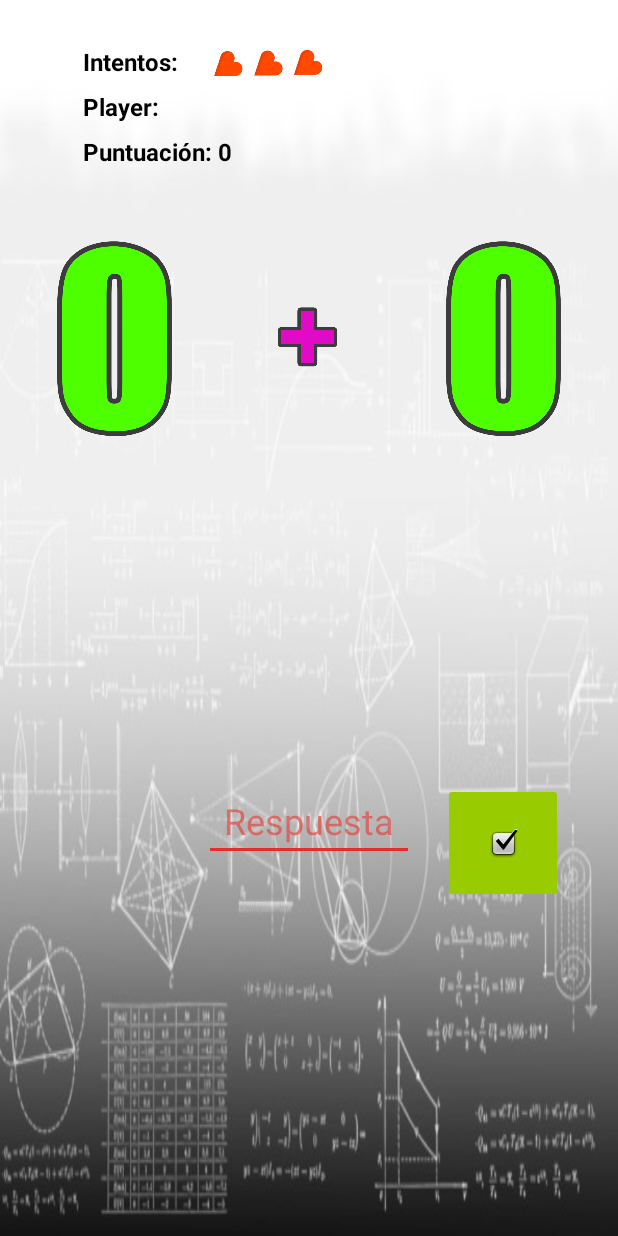
After one commit to SrPampa/JuegoSumasAndroid, an Android app: the layout activity_nivel1.xml on its own in the app's theme, with its tools: preview values and no code run, on a phone screen of 412 x 824 dp. The commit adds this screen. Run offline under Robolectric (Android 15) with nearby library versions, the phone set to English and light mode, and no system bars.

Commit message:
nivel 2 funcionando (he tenido que duplicar el lauyout para evitar erores9 voy a tener que poner uno para cada nivel

```diff
--- a/app/src/main/java/com/example/sums/MainActivity.java
+++ b/app/src/main/java/com/example/sums/MainActivity.java
@@ -98,7 +98,7 @@ public class MainActivity extends AppCompatActivity {
 
         }
     }
-    //sobrescribo el botón de ir hacia atrás para que no se pueda en los niveles
+    //sobrescribo el botón de ir hacia atrás para que no se pueda salir ni retroceder en los niveles
     @Override
     public void onBackPressed(){
 
--- a/app/src/main/java/com/example/sums/Nivel1.java
+++ b/app/src/main/java/com/example/sums/Nivel1.java
@@ -28,7 +28,7 @@ public class Nivel1 extends AppCompatActivity {
     @Override
     protected void onCreate(Bundle savedInstanceState) {
         super.onCreate(savedInstanceState);
-        setContentView(R.layout.activity_niveles);
+        setContentView(R.layout.activity_nivel1);
 
         Toast.makeText(this, "Nivel 1 - Sumas básicas", Toast.LENGTH_SHORT).show();
 
--- /dev/null
+++ b/app/src/main/res/layout/activity_nivel1.xml
@@ -0,0 +1,129 @@
+<?xml version="1.0" encoding="utf-8"?>
+<RelativeLayout xmlns:android="http://schemas.android.com/apk/res/android"
+    xmlns:app="http://schemas.android.com/apk/res-auto"
+    xmlns:tools="http://schemas.android.com/tools"
+    android:layout_width="match_parent"
+    android:layout_height="match_parent"
+    android:background="@drawable/fondoniveles"
+    android:foregroundTint="#00FFFFFF"
+    tools:context=".Nivel1">
+
+    <TextView
+        android:id="@+id/textView_intentos"
+        android:layout_width="wrap_content"
+        android:layout_height="wrap_content"
+        android:layout_alignParentStart="true"
+        android:layout_alignParentTop="true"
+        android:layout_marginStart="55dp"
+        android:layout_marginTop="30dp"
+        android:text="@string/intentos"
+        android:textColor="@color/black"
+        android:textSize="16sp"
+        android:textStyle="bold" />
+
+    <TextView
+        android:id="@+id/textView_player"
+        android:layout_width="wrap_content"
+        android:layout_height="wrap_content"
+        android:layout_alignParentStart="true"
+        android:layout_alignParentTop="true"
+        android:layout_marginStart="55dp"
+        android:layout_marginTop="60dp"
+        android:text="@string/player"
+        android:textColor="@color/black"
+        android:textSize="16sp"
+        android:textStyle="bold" />
+
+    <TextView
+        android:id="@+id/textView_puntuacion"
+        android:layout_width="wrap_content"
+        android:layout_height="wrap_content"
+        android:layout_alignParentStart="true"
+        android:layout_alignParentTop="true"
+        android:layout_marginStart="55dp"
+        android:layout_marginTop="90dp"
+        android:text="@string/puntuaci_n_0"
+        android:textColor="@color/black"
+        android:textSize="16sp"
+        android:textStyle="bold" />
+
+    <ImageView
+        android:id="@+id/imageView_corazones"
+        android:layout_width="90dp"
+        android:layout_height="35dp"
+        android:layout_alignParentTop="true"
+        android:layout_marginStart="17dp"
+        android:layout_marginTop="24dp"
+        android:layout_toEndOf="@+id/textView_intentos"
+        android:contentDescription="@string/intentos_restantes"
+        app:srcCompat="@drawable/tresvidas" />
+
+    <ImageView
+        android:id="@+id/imageView_num1"
+        android:layout_width="150dp"
+        android:layout_height="150dp"
+        android:layout_alignParentStart="true"
+        android:layout_alignParentTop="true"
+        android:layout_marginStart="1dp"
+        android:layout_marginTop="150dp"
+        android:contentDescription="@string/numero1"
+        app:srcCompat="@drawable/cero" />
+
+    <ImageView
+        android:id="@+id/imageView_num2"
+        android:layout_width="150dp"
+        android:layout_height="150dp"
+        android:layout_alignParentTop="true"
+        android:layout_alignParentEnd="true"
+        android:layout_marginTop="150dp"
+        android:layout_marginEnd="1dp"
+        android:contentDescription="@string/numero2"
+        app:srcCompat="@drawable/cero" />
+
+    <ImageView
+        android:id="@+id/imageView_signo"
+        android:layout_width="150dp"
+        android:layout_height="150dp"
+        android:layout_alignParentTop="true"
+        android:layout_marginStart="1dp"
+        android:layout_marginTop="151dp"
+        android:layout_marginEnd="1dp"
+        android:layout_toStartOf="@+id/imageView_num2"
+        android:layout_toEndOf="@+id/imageView_num1"
+        android:contentDescription="@string/signo_matematico"
+        app:srcCompat="@drawable/suma" />
+
+    <EditText
+        android:id="@+id/editTextNumber"
+        android:layout_width="140dp"
+        android:layout_height="wrap_content"
+        android:layout_alignParentBottom="true"
+        android:layout_centerHorizontal="true"
+        android:layout_marginBottom="250dp"
+        android:autofillHints=""
+        android:backgroundTint="#FDE62B2B"
+        android:ems="10"
+        android:hint="@string/respuesta"
+        android:inputType="number"
+        android:minHeight="48dp"
+        android:textAlignment="center"
+        android:textColor="#00BCD4"
+        android:textColorHint="#9FE53935"
+        android:textSize="24sp"
+        tools:ignore="TextContrastCheck" />
+
+    <ImageButton
+        android:id="@+id/imageButton_check"
+        android:layout_width="80dp"
+        android:layout_height="80dp"
+        android:layout_alignParentBottom="true"
+        android:layout_marginStart="19dp"
+        android:layout_marginBottom="222dp"
+        android:layout_toEndOf="@+id/editTextNumber"
+        android:backgroundTint="@android:color/holo_green_light"
+        android:contentDescription="@string/app_name"
+        android:onClick="comparar"
+        android:src="@android:drawable/checkbox_on_background" />
+
+
+</RelativeLayout>
--- a/app/src/main/res/layout/activity_niveles.xml
+++ b/app/src/main/res/layout/activity_nivel2.xml
@@ -6,7 +6,7 @@
     android:layout_height="match_parent"
     android:background="@drawable/fondoniveles"
     android:foregroundTint="#00FFFFFF"
-    tools:context=".Nivel1">
+    tools:context=".Nivel2">
 
     <TextView
         android:id="@+id/textView_intentos"
@@ -117,8 +117,8 @@
         android:layout_width="80dp"
         android:layout_height="80dp"
         android:layout_alignParentBottom="true"
-        android:layout_marginStart="20dp"
-        android:layout_marginBottom="240dp"
+        android:layout_marginStart="19dp"
+        android:layout_marginBottom="222dp"
         android:layout_toEndOf="@+id/editTextNumber"
         android:backgroundTint="@android:color/holo_green_light"
         android:contentDescription="@string/app_name"
```
Also changed, not shown: app/src/main/AndroidManifest.xml (+14 -0 lines), app/src/main/java/com/example/sums/Nivel2.java (+167 -1 lines), app/src/main/java/com/example/sums/Nivel3.java (added, +14 -0 lines), app/src/main/res/layout/activity_nivel3.xml (added, +9 -0 lines), 1 other file.
